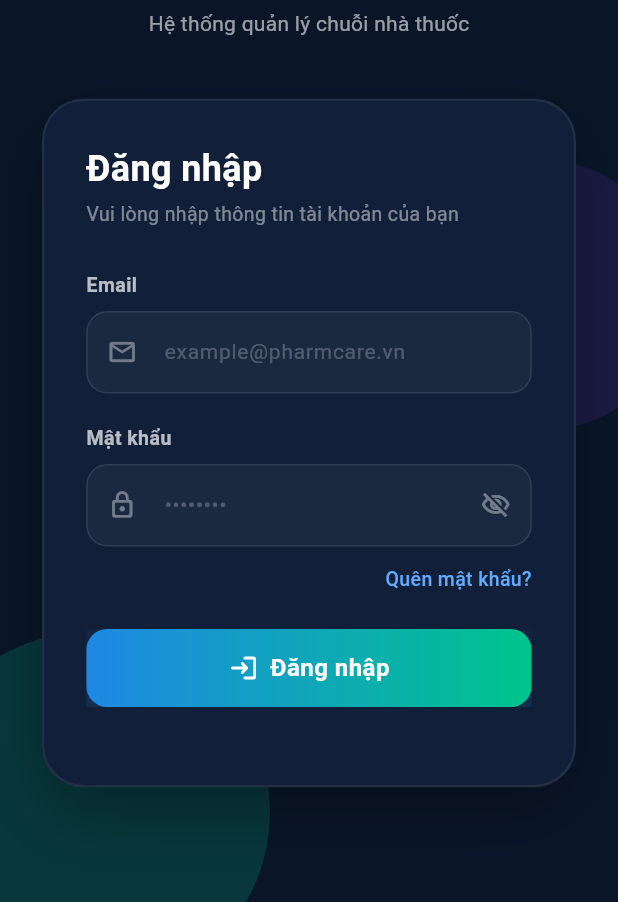
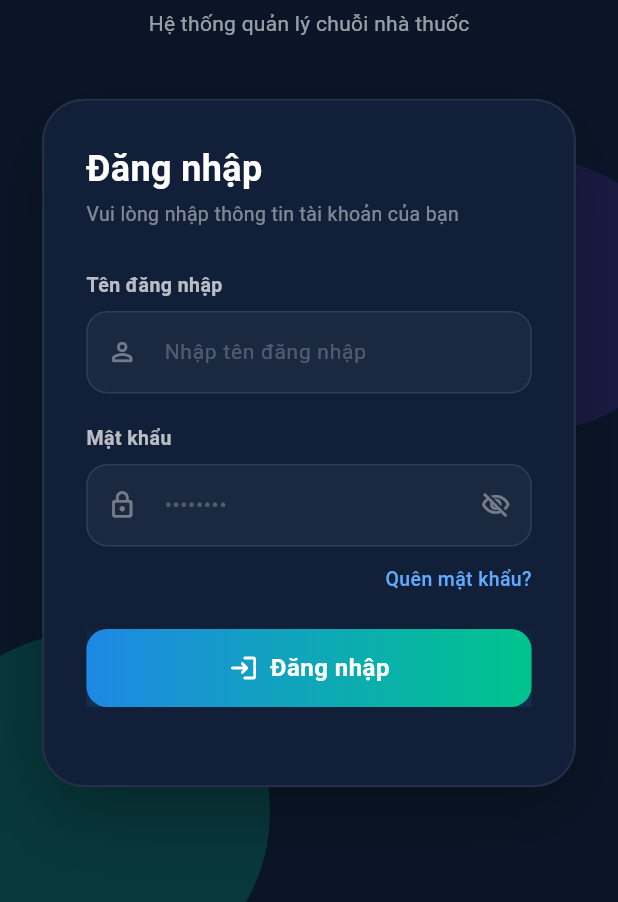
Before and after one commit to TuanHoang02/PharmacyChainFe, a Flutter app: the screen it shows after launch, on a phone screen of 412 x 824 dp, the part 334-1236 px from its top. Run offline on Flutter 3.47's test engine with Material 3 defaults, Android fonts, the phone set to English and light mode, and no system bars; our stand-ins replace go_router, shared_preferences.

Commit message:
update model and login

```diff
--- a/lib/features/auth/services/auth_service.dart
+++ b/lib/features/auth/services/auth_service.dart
@@ -4,12 +4,14 @@ import 'package:pharmacy_chain_fe/core/constants/api_constants.dart';
 import 'package:pharmacy_chain_fe/shared/models/auth_response_model.dart';
 import 'package:pharmacy_chain_fe/shared/models/base_api_response.dart';
 import 'package:pharmacy_chain_fe/core/network/local_storage_service.dart';
+import 'package:pharmacy_chain_fe/core/network/api_client.dart';
 
 class AuthService {
   final LocalStorageService _storageService = LocalStorageService();
+  final ApiClient _apiClient = ApiClient();
 
   Future<AuthResponseModel> login({
-    required String email,
+    required String username,
     required String password,
   }) async {
     final uri = Uri.parse('${ApiConstants.baseUrl}${ApiConstants.login}');
@@ -17,7 +19,7 @@ class AuthService {
     final response = await http.post(
       uri,
       headers: {'Content-Type': 'application/json; charset=UTF-8'},
-      body: jsonEncode({'email': email, 'password': password}),
+      body: jsonEncode({'username': username, 'password': password}),
     );
 
     final responseBody = jsonDecode(response.body) as Map<String, dynamic>;
@@ -42,13 +44,11 @@ class AuthService {
     required String newPassword,
   }) async {
     final uri = Uri.parse('${ApiConstants.baseUrl}${ApiConstants.changePassword}');
-    final token = await _storageService.getToken();
 
-    final response = await http.post(
+    final response = await _apiClient.post(
       uri,
       headers: {
         'Content-Type': 'application/json; charset=UTF-8',
-        'Authorization': 'Bearer $token',
       },
       body: jsonEncode({
         'currentPassword': currentPassword,
@@ -75,7 +75,7 @@ class AuthService {
   Future<void> logout() async {
     final uri = Uri.parse('${ApiConstants.baseUrl}${ApiConstants.logout}');
     try {
-      await http.post(
+      await _apiClient.post(
         uri,
         headers: {'Content-Type': 'application/json; charset=UTF-8'},
       );
--- a/lib/features/auth/views/login_screen.dart
+++ b/lib/features/auth/views/login_screen.dart
@@ -16,7 +16,7 @@ class _LoginScreenState extends State<LoginScreen>
   final AuthService _authService = AuthService();
   final LocalStorageService _storageService = LocalStorageService();
 
-  final TextEditingController _emailController = TextEditingController();
+  final TextEditingController _usernameController = TextEditingController();
   final TextEditingController _passwordController = TextEditingController();
 
   bool _isLoading = false;
@@ -56,7 +56,7 @@ class _LoginScreenState extends State<LoginScreen>
   void dispose() {
     _fadeController.dispose();
     _slideController.dispose();
-    _emailController.dispose();
+    _usernameController.dispose();
     _passwordController.dispose();
     super.dispose();
   }
@@ -86,12 +86,12 @@ class _LoginScreenState extends State<LoginScreen>
     String? role;
     try {
       final result = await _authService.login(
-        email: _emailController.text.trim(),
+        username: _usernameController.text.trim(),
         password: _passwordController.text,
       );
 
       // Save token and role to local storage
-      await _storageService.saveLoginInfo(result.token, result.role);
+      await _storageService.saveLoginInfo(result.token, result.role, result.refreshToken);
       role = result.role;
     } catch (e) {
       if (mounted) {
@@ -306,21 +306,17 @@ class _LoginScreenState extends State<LoginScreen>
             ),
             const SizedBox(height: 28),
 
-            // ── Email field ───────────────────────────────────────
-            _buildLabel('Email'),
+            // ── Username field ───────────────────────────────────────
+            _buildLabel('Tên đăng nhập'),
             const SizedBox(height: 8),
             _buildTextField(
-              controller: _emailController,
-              hint: 'example@pharmcare.vn',
-              prefixIcon: Icons.email_outlined,
-              keyboardType: TextInputType.emailAddress,
+              controller: _usernameController,
+              hint: 'Nhập tên đăng nhập',
+              prefixIcon: Icons.person_outline_rounded,
+              keyboardType: TextInputType.text,
               validator: (value) {
                 if (value == null || value.trim().isEmpty) {
-                  return 'Email không được để trống.';
-                }
-                if (!RegExp(r'^[\w-.]+@([\w-]+\.)+[\w-]{2,4}$')
-                    .hasMatch(value.trim())) {
-                  return 'Email không đúng định dạng.';
+                  return 'Tên đăng nhập không được để trống.';
                 }
                 return null;
               },
--- a/lib/shared/models/auth_response_model.dart
+++ b/lib/shared/models/auth_response_model.dart
@@ -1,13 +1,15 @@
 class AuthResponseModel {
   final String token;
   final String role;
+  final String? refreshToken;
 
-  AuthResponseModel({required this.token, required this.role});
+  AuthResponseModel({required this.token, required this.role, this.refreshToken});
 
   factory AuthResponseModel.fromJson(Map<String, dynamic> json) {
     return AuthResponseModel(
       token: json['token'] ?? '',
       role: json['role'] ?? '',
+      refreshToken: json['refreshToken'],
     );
   }
 }
```
Also changed, not shown: lib/core/network/api_client.dart (added, +89 -0 lines), lib/core/network/local_storage_service.dart (+11 -1 lines).
